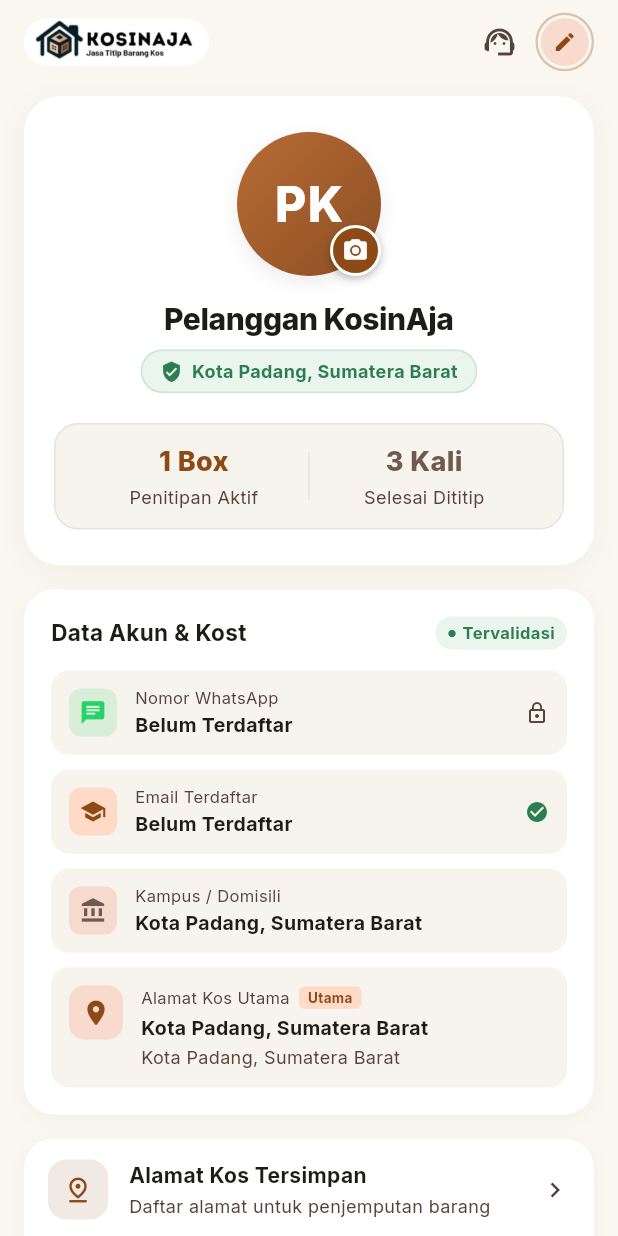
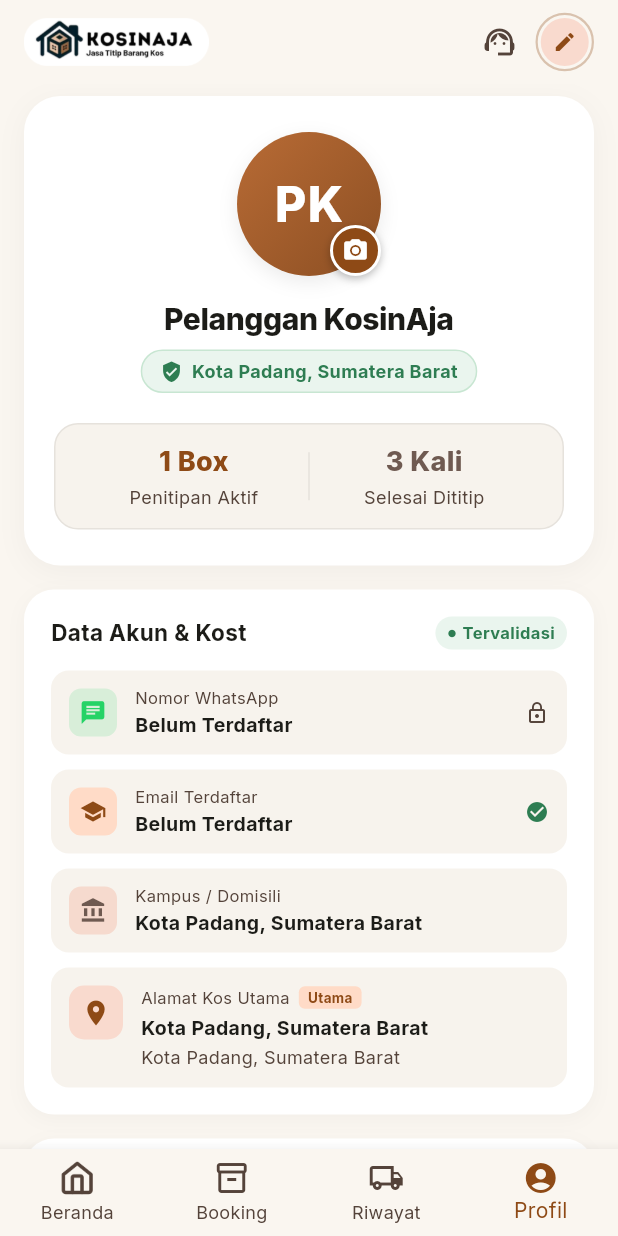
Before and after one commit to VaniaUlimazRivani/kosinaja-flutter, a Flutter app: the ProfileScreen screen opened by its route, on a phone screen of 412 x 824 dp. Run offline on Flutter 3.47's test engine with Material 2 defaults, Android fonts, the phone set to English and light mode, and no system bars; our stand-ins replace firebase_auth, firebase_core, google_fonts, google_sign_in, image_picker, shared_preferences and 1 more; accounts and stored records are empty; network calls fail.

Commit message:
feat(ui): update bottom nav Home icon to custom house design with dynamic theme colors

```diff
--- a/lib/screens/home/home_screen.dart
+++ b/lib/screens/home/home_screen.dart
@@ -634,8 +634,8 @@ class HomeScreen extends StatelessWidget {
         unselectedItemColor: AppColors.textSecondary,
         items: const [
           BottomNavigationBarItem(
-            icon: Icon(Icons.cottage_outlined),
-            activeIcon: Icon(Icons.cottage),
+            icon: ImageIcon(AssetImage('assets/images/icon_home.png')),
+            activeIcon: ImageIcon(AssetImage('assets/images/icon_home_active.png')),
             label: 'Beranda',
           ),
           BottomNavigationBarItem(
--- a/lib/screens/orders/orders_screen.dart
+++ b/lib/screens/orders/orders_screen.dart
@@ -852,8 +852,8 @@ Row(
         unselectedItemColor: AppColors.textSecondary,
         items: const [
           BottomNavigationBarItem(
-            icon: Icon(Icons.cottage_outlined),
-            activeIcon: Icon(Icons.cottage),
+            icon: ImageIcon(AssetImage('assets/images/icon_home.png')),
+            activeIcon: ImageIcon(AssetImage('assets/images/icon_home_active.png')),
             label: 'Beranda',
           ),
           BottomNavigationBarItem(
--- a/lib/screens/profile/profile_screen.dart
+++ b/lib/screens/profile/profile_screen.dart
@@ -1284,6 +1284,43 @@ class _ProfileScreenState extends State<ProfileScreen> {
           ),
         ),
       ),
+      bottomNavigationBar: BottomNavigationBar(
+        currentIndex: 3,
+        onTap: (index) {
+          if (index == 0) {
+            Navigator.pushReplacementNamed(context, '/home');
+          } else if (index == 1) {
+            Navigator.pushNamed(context, '/booking-step1');
+          } else if (index == 2) {
+            Navigator.pushReplacementNamed(context, '/orders');
+          }
+        },
+        type: BottomNavigationBarType.fixed,
+        selectedItemColor: AppColors.primary,
+        unselectedItemColor: AppColors.textSecondary,
+        items: const [
+          BottomNavigationBarItem(
+            icon: ImageIcon(AssetImage('assets/images/icon_home.png')),
+            activeIcon: ImageIcon(AssetImage('assets/images/icon_home_active.png')),
+            label: 'Beranda',
+          ),
+          BottomNavigationBarItem(
+            icon: Icon(Icons.inventory_2_outlined),
+            activeIcon: Icon(Icons.inventory_2),
+            label: 'Booking',
+          ),
+          BottomNavigationBarItem(
+            icon: Icon(Icons.local_shipping_outlined),
+            activeIcon: Icon(Icons.local_shipping),
+            label: 'Riwayat',
+          ),
+          BottomNavigationBarItem(
+            icon: Icon(Icons.account_circle_outlined),
+            activeIcon: Icon(Icons.account_circle),
+            label: 'Profil',
+          ),
+        ],
+      ),
     );
   }
 
```
Also changed, not shown: assets/images/icon_home.png (added), assets/images/icon_home_active.png (added), assets/images/icon_home_orig.png (added).
